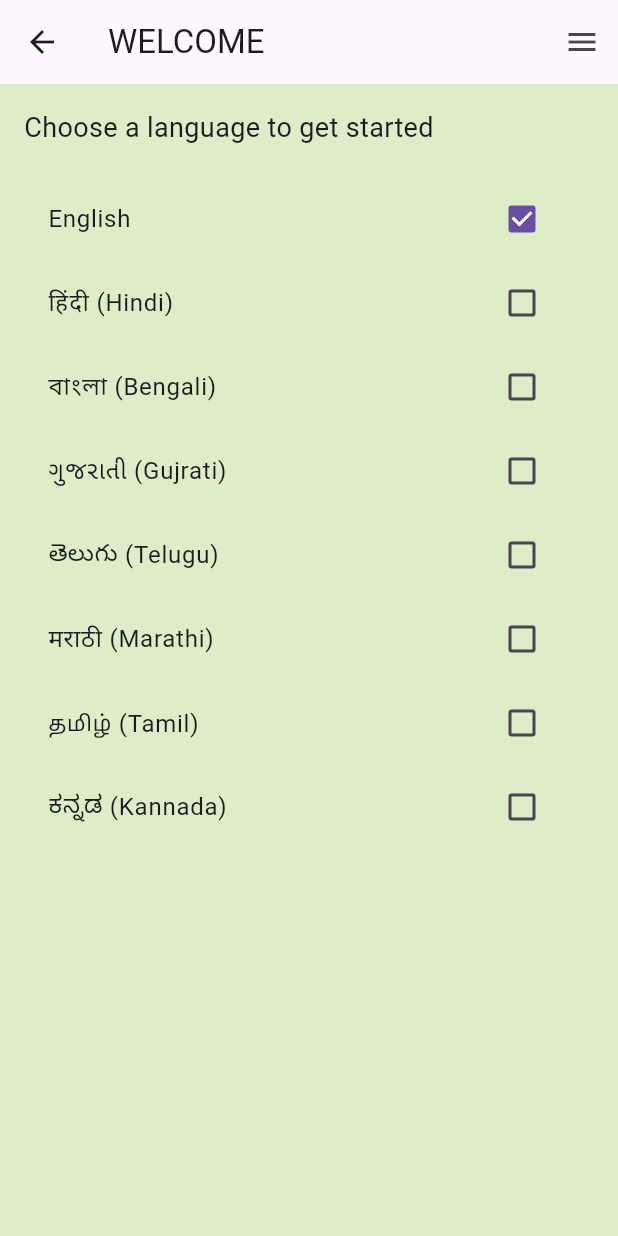
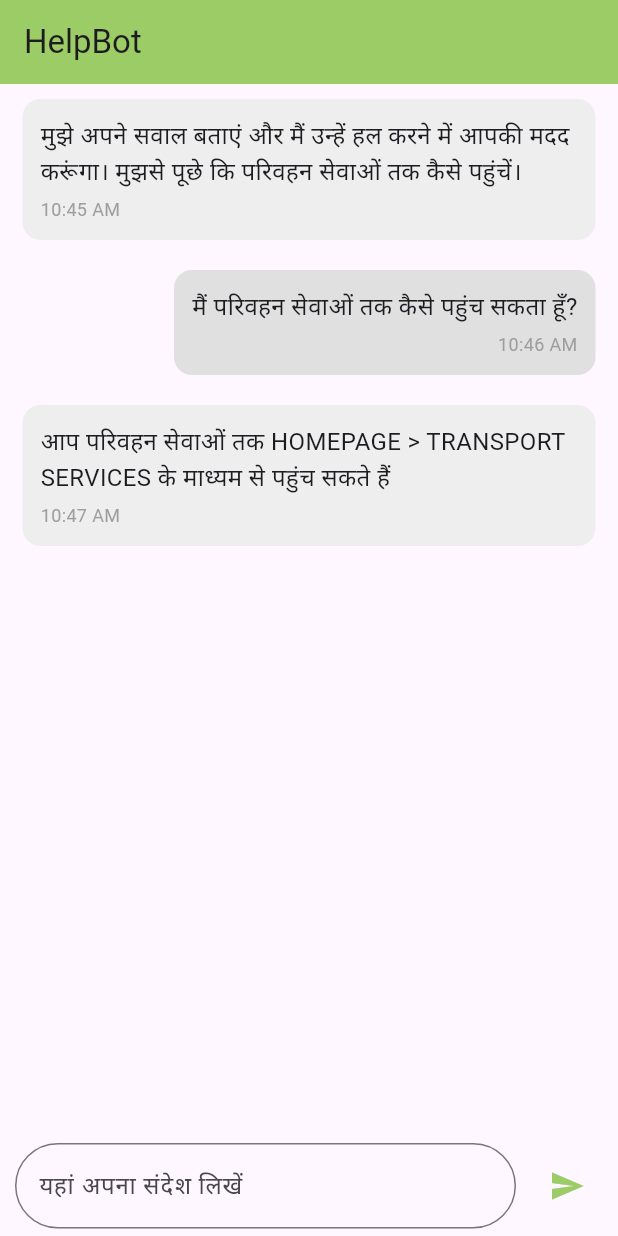
Before and after one commit to manvendra5345/RockyRoad1, a Flutter app: the screen it shows after launch, on a phone screen of 412 x 824 dp. Run offline on Flutter 3.47's test engine with Material 3 defaults, Android fonts, the phone set to English and light mode, and no system bars.

Commit message:
next commit

```diff
--- a/myapp/lib/main.dart
+++ b/myapp/lib/main.dart
@@ -9,6 +9,7 @@ import 'pages/cold_storage.dart';
 import 'pages/cold_storage_specific.dart';
 import 'pages/inventory_specific.dart';
 import 'pages/item_details.dart';
+import 'pages/helbot.dart';
 
 void main() {
   runApp(MyApp());
@@ -24,7 +25,7 @@ class MyApp extends StatelessWidget {
       theme: ThemeData(
         primarySwatch: Colors.blue,
       ),
-      home: const LanguageSelectionScreen(), // Call the LoginPage widget
+      home: const ChatApp(), // Call the LoginPage widget
     );
   }
 }
--- /dev/null
+++ b/myapp/lib/pages/helbot.dart
@@ -0,0 +1,134 @@
+import 'package:flutter/material.dart';
+
+class ChatApp extends StatelessWidget {
+  const ChatApp({Key? key}) : super(key: key);
+
+  @override
+  Widget build(BuildContext context) {
+    return const MaterialApp(
+      debugShowCheckedModeBanner: false,
+      home: ChatScreen(),
+    );
+  }
+}
+
+class ChatScreen extends StatefulWidget {
+  const ChatScreen({Key? key}) : super(key: key);
+
+  @override
+  _ChatScreenState createState() => _ChatScreenState();
+}
+
+class _ChatScreenState extends State<ChatScreen> {
+  List<Map<String, String>> messages = [
+    {
+      'sender': 'bot',
+      'message':
+          'मुझे अपने सवाल बताएं और मैं उन्हें हल करने में आपकी मदद करूंगा। मुझसे पूछे कि परिवहन सेवाओं तक कैसे पहुंचें।',
+      'time': '10:45 AM',
+    },
+    {
+      'sender': 'user',
+      'message': 'मैं परिवहन सेवाओं तक कैसे पहुंच सकता हूँ?',
+      'time': '10:46 AM',
+    },
+    {
+      'sender': 'bot',
+      'message':
+          'आप परिवहन सेवाओं तक HOMEPAGE > TRANSPORT SERVICES के माध्यम से पहुंच सकते हैं',
+      'time': '10:47 AM',
+    },
+  ];
+
+  final TextEditingController _controller = TextEditingController();
+
+  Widget buildMessage(Map<String, String> messageData) {
+    bool isUser = messageData['sender'] == 'user';
+    return Padding(
+      padding: const EdgeInsets.symmetric(vertical: 10.0, horizontal: 15.0),
+      child: Align(
+        alignment: isUser ? Alignment.centerRight : Alignment.centerLeft,
+        child: Container(
+          decoration: BoxDecoration(
+            color: isUser ? Colors.grey[300] : Colors.grey[200],
+            borderRadius: BorderRadius.circular(12),
+          ),
+          padding: const EdgeInsets.all(12.0),
+          child: Column(
+            crossAxisAlignment:
+                isUser ? CrossAxisAlignment.end : CrossAxisAlignment.start,
+            children: [
+              Text(
+                messageData['message']!,
+                style: const TextStyle(fontSize: 16),
+              ),
+              const SizedBox(height: 5),
+              Text(
+                messageData['time']!,
+                style: const TextStyle(fontSize: 12, color: Colors.grey),
+              ),
+            ],
+          ),
+        ),
+      ),
+    );
+  }
+
+  @override
+  Widget build(BuildContext context) {
+    return Scaffold(
+      appBar: AppBar(
+        title: const Text('HelpBot'),
+        backgroundColor: Colors.lightGreen[400],
+      ),
+      body: Column(
+        children: [
+          Expanded(
+            child: ListView.builder(
+              itemCount: messages.length,
+              itemBuilder: (context, index) {
+                return buildMessage(messages[index]);
+              },
+            ),
+          ),
+          Padding(
+            padding:
+                const EdgeInsets.symmetric(horizontal: 10.0, vertical: 5.0),
+            child: Row(
+              children: [
+                Expanded(
+                  child: TextFormField(
+                    controller: _controller,
+                    decoration: InputDecoration(
+                      hintText: 'यहां अपना संदेश लिखें',
+                      border: OutlineInputBorder(
+                        borderRadius: BorderRadius.circular(30),
+                      ),
+                    ),
+                  ),
+                ),
+                const SizedBox(width: 10),
+                IconButton(
+                  icon: const Icon(Icons.send),
+                  color: Colors.lightGreen[400],
+                  onPressed: () {
+                    if (_controller.text.isNotEmpty) {
+                      setState(() {
+                        messages.add({
+                          'sender': 'user',
+                          'message': _controller.text,
+                          'time': 'Now',
+                        });
+                        _controller.clear();
+                      });
+                    }
+                  },
+                ),
+              ],
+            ),
+          ),
+        ],
+      ),
+    );
+  }
+}
```
